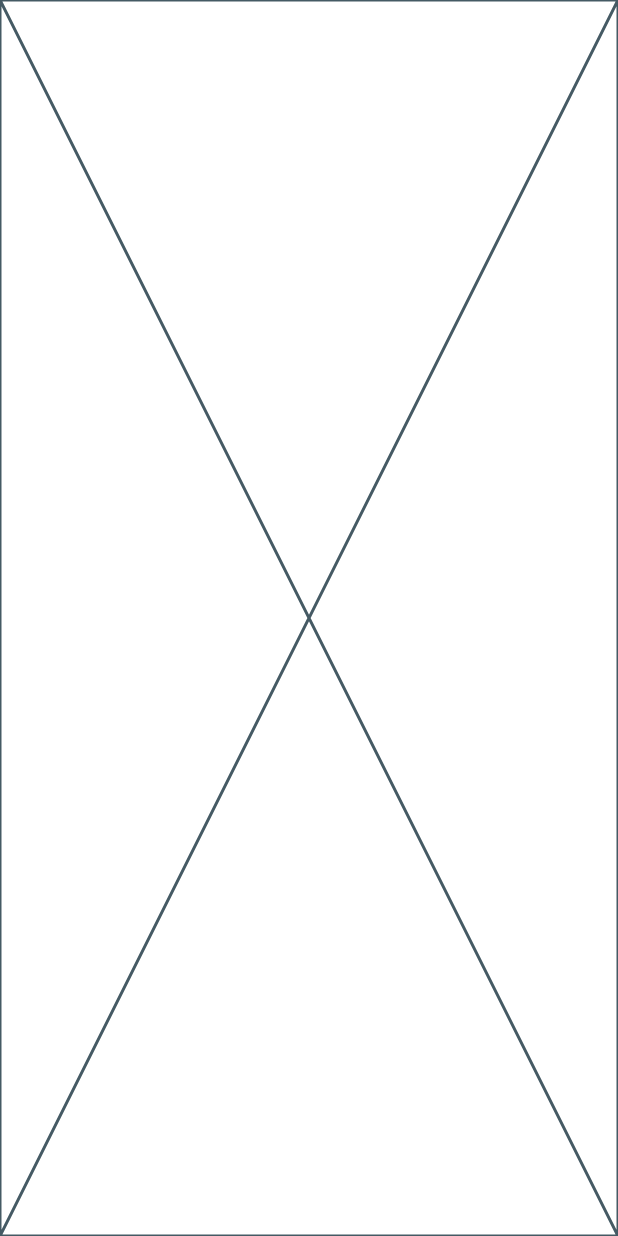
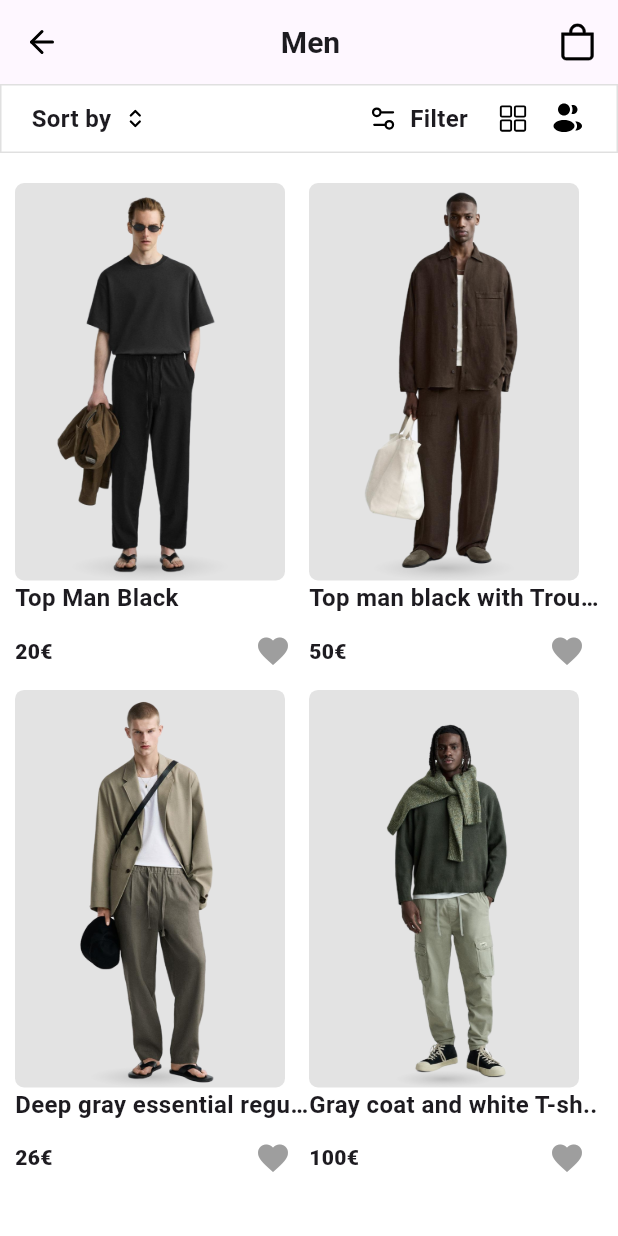
Before and after one commit to AhmedAbdelgawadHassan/RunWay, a Flutter app: the screen it shows after launch, after a tap on "Women", on a phone screen of 412 x 824 dp. Run offline on Flutter 3.47's test engine with Material 3 defaults, Android fonts, the phone set to English and light mode, and no system bars; our stand-ins replace flutter_svg, gap, video_player.

Commit message:
finish ProductItem GridView and Categoried_view

```diff
--- a/lib/main.dart
+++ b/lib/main.dart
@@ -14,6 +14,9 @@ class RunWay extends StatelessWidget {
   Widget build(BuildContext context) {
     return MaterialApp(
       debugShowCheckedModeBanner: false,
+       theme: ThemeData(
+        scaffoldBackgroundColor: Colors.white
+       ),
       home: SplashView(),
     );
   }
--- /dev/null
+++ b/lib/models/ProductModel.dart
@@ -0,0 +1,8 @@
+class ProductModel
+{
+ final String image;
+ final  String name;
+  final String price;
+
+  ProductModel({required this.image, required this.name, required this.price});
+}
--- a/lib/views/categories_view.dart
+++ b/lib/views/categories_view.dart
@@ -1,10 +1,73 @@
+// ignore_for_file: must_be_immutable
+
 import 'package:flutter/material.dart';
+import 'package:runway/models/ProductModel.dart';
+import 'package:runway/views/productDetails_view.dart';
+import 'package:runway/widgets/customAppbar.dart';
+import 'package:runway/widgets/productItem.dart';
+import 'package:runway/widgets/product_filter.dart';
 
 class CategoriesView extends StatelessWidget {
-  const CategoriesView({super.key});
+  CategoriesView({super.key});
+  List<ProductModel> products = [
+    ProductModel(
+      name: "Top Man Black",
+      price: "20€",
+      image: "assets/images/models/model1.png",
+    ),
+    ProductModel(
+      name: "Top man black with Trous..",
+      price: "50€",
+      image: "assets/images/models/model2.png",
+    ),
+    ProductModel(
+      name: "Deep gray essential regul..",
+      price: "26€",
+      image: "assets/images/models/model3.png",
+    ),
+    ProductModel(
+      name: "Gray coat and white T-sh..",
+      price: "100€",
+      image: "assets/images/models/model4.png",
+    ),
+  ];
 
   @override
   Widget build(BuildContext context) {
-    return const Placeholder();
+    return Scaffold(
+      appBar: AppBar(
+        automaticallyImplyLeading: false,
+        title: Customappbar(
+          prefixIcon: 'assets/svgs/arrow-left.svg',
+          suffixIcon: 'assets/svgs/cart.svg',
+          text: 'Men',
+        ),
+      ),
+      body: Column(
+        children: [
+          ProductFilter(),
+          SizedBox(height: 20),
+          Expanded(
+            child: Padding(
+              padding: const EdgeInsets.symmetric(horizontal: 10),
+              child: GridView.builder(
+                gridDelegate: SliverGridDelegateWithFixedCrossAxisCount(
+                  crossAxisCount: 2,
+
+                  childAspectRatio: 0.58, ),
+                  itemCount: products.length,
+              itemBuilder: (context, index)
+              {
+                return Productitem(product: products[index],onTap: () {
+                  Navigator.push(context, MaterialPageRoute(
+                    builder: (context) => ProductdetailsView()));
+                },);
+
+              }),
+            ),
+          )
+        ],
+      ),
+    );
   }
 }
--- a/lib/views/productDetails_view.dart
+++ b/lib/views/productDetails_view.dart
@@ -0,0 +1,10 @@
+import 'package:flutter/material.dart';
+
+class ProductdetailsView extends StatelessWidget {
+  const ProductdetailsView({super.key});
+
+  @override
+  Widget build(BuildContext context) {
+    return const Placeholder();
+  }
+}
--- /dev/null
+++ b/lib/widgets/productItem.dart
@@ -0,0 +1,76 @@
+// ignore_for_file: must_be_immutable
+
+import 'package:flutter/material.dart';
+import 'package:runway/models/ProductModel.dart';
+
+class Productitem extends StatefulWidget {
+  Productitem({super.key, required this.product, required this.onTap});
+  final ProductModel product;
+  final Function()? onTap;
+  bool isFavorite = false; // Added isFavorite property
+
+  @override
+  State<Productitem> createState() => _ProductitemState();
+}
+
+class _ProductitemState extends State<Productitem> {
+  @override
+  Widget build(BuildContext context) {
+    return GestureDetector(
+      onTap: widget.onTap,
+      child: Column(
+        crossAxisAlignment: CrossAxisAlignment.start,
+        children: [
+          Container(
+            alignment: Alignment.center,
+            width: 180,
+            height: 265,
+            decoration: BoxDecoration(
+              color: Color(0xffE3E3E3),
+              borderRadius: BorderRadius.circular(6),
+            ),
+            child: Stack(
+              children: [
+                Image.asset(widget.product.image), // product image
+                Positioned(
+                  bottom: 0,
+                  right: 10,
+                  left: 10,
+                  child: Image.asset('assets/images/shadow.png'),
+                ), // shadow
+              ],
+            ),
+          ),
+          Text(
+            widget.product.name,
+            maxLines: 1,
+            overflow: TextOverflow.ellipsis,
+            style: TextStyle(fontSize: 16, fontWeight: FontWeight.w600),
+          ),
+          Row(
+            mainAxisSize: MainAxisSize.min,
+            mainAxisAlignment: MainAxisAlignment.spaceAround,
+            children: [
+              Text(
+                widget.product.price,
+                style: TextStyle(fontWeight: FontWeight.w800),
+              ),
+              Spacer(),
+              IconButton(
+                onPressed: () {
+                  setState(() {
+                    widget.isFavorite = !widget.isFavorite;
+                  });
+                },
+                icon: Icon(
+                  Icons.favorite,
+                  color: widget.isFavorite ? Colors.red : Colors.grey,
+                ),
+              ),
+            ],
+          ),
+        ],
+      ),
+    );
+  }
+}
--- /dev/null
+++ b/lib/widgets/product_filter.dart
@@ -0,0 +1,35 @@
+import 'package:flutter/material.dart';
+import 'package:flutter_svg/svg.dart';
+import 'package:gap/gap.dart';
+
+class ProductFilter extends StatelessWidget {
+  const ProductFilter({super.key});
+
+  @override
+  Widget build(BuildContext context) {
+    return  Container(
+            padding: EdgeInsets.symmetric(horizontal: 20,vertical: 10),
+            decoration: BoxDecoration(
+              border: Border.all(
+                color: Colors.black12,
+                width: 1
+              )
+            ),
+            child: Row(
+              children: [
+                Text("Sort by", style: TextStyle(fontSize: 16, fontWeight: FontWeight.w600)),
+                Gap(10),
+                SvgPicture.asset('assets/svgs/select.svg'),
+                Spacer(),
+                SvgPicture.asset('assets/svgs/filter.svg'),
+                Gap(10),
+                Text("Filter", style: TextStyle(fontSize: 16, fontWeight: FontWeight.w600)),
+                Gap(20),
+                SvgPicture.asset('assets/svgs/grid.svg'),
+                Gap(15),
+                SvgPicture.asset('assets/svgs/groups.svg'),
+              ],
+            ),
+          );
+  }
+}
```
Also changed, not shown: 1 other file.
